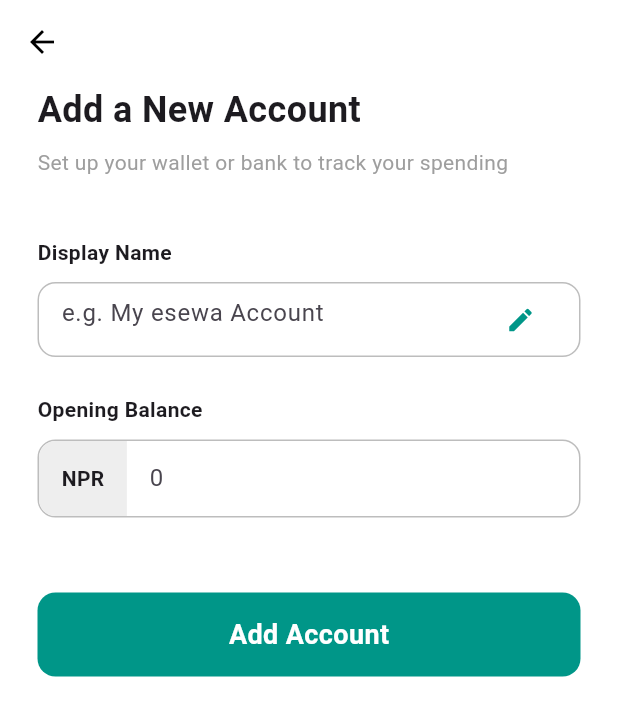
After one commit to PudasainiSalina2060/financetracker_frontend, a Flutter app: the AddAccountPage screen opened directly, on a phone screen of 412 x 824 dp. The commit adds this screen. Shown: the top 716 px of the screen. Run offline on Flutter 3.47's test engine with Material 3 defaults, Android fonts, the phone set to English and light mode, and no system bars; our stand-ins replace google_fonts; Roboto replaces fonts that are missing (Karma).

Commit message:
implement AddAccount page with navigation from HomeScreen

```diff
--- /dev/null
+++ b/lib/screens/addAccount_screen.dart
@@ -0,0 +1,164 @@
+import 'package:flutter/material.dart';
+import 'package:google_fonts/google_fonts.dart';
+
+class AddAccountPage extends StatefulWidget {
+  const AddAccountPage({Key? key}) : super(key: key);
+
+  @override
+  State<AddAccountPage> createState() => _AddAccountPageState();
+}
+
+class _AddAccountPageState extends State<AddAccountPage> {
+
+  // Function to show the "Success" popup after saving
+  //using simple SnackBar logic
+  void _showSuccessPopup() {
+    ScaffoldMessenger.of(context).showSnackBar(
+      SnackBar(
+        content: Text(
+          "Account Added Successfully!",
+          style: GoogleFonts.karma(), // keeping font consistent
+        ),
+        backgroundColor: Colors.teal,
+        behavior: SnackBarBehavior.floating,
+        shape: RoundedRectangleBorder(borderRadius: BorderRadius.circular(10)),
+        duration: const Duration(seconds: 2),
+      ),
+    );
+  }
+
+  @override
+  Widget build(BuildContext context) {
+    return Scaffold(
+      backgroundColor: Colors.white,
+      appBar: AppBar(
+        backgroundColor: Colors.white,
+        elevation: 0,
+        // Back button to go to previous page
+        leading: IconButton(
+          icon: const Icon(Icons.arrow_back, color: Colors.black),
+          onPressed: () => Navigator.pop(context),
+        ),
+      ),
+      body: SafeArea(
+        child: SingleChildScrollView( // Prevents bottom overflow when keyboard opens
+          child: Padding(
+            padding: const EdgeInsets.symmetric(horizontal: 25.0),
+            child: Column(
+              crossAxisAlignment: CrossAxisAlignment.start,
+              children: [
+                // Header Title
+                Text(
+                  'Add a New Account',
+                  style: GoogleFonts.karma(
+                    fontSize: 24,
+                    fontWeight: FontWeight.bold,
+                  ),
+                ),
+                const SizedBox(height: 8),
+                Text(
+                  'Set up your wallet or bank to track your spending',
+                  style: GoogleFonts.karma(fontSize: 14, color: Colors.grey),
+                ),
+
+                const SizedBox(height: 40),
+
+                //Name Input Section
+                Text('Display Name', style: GoogleFonts.karma(fontWeight: FontWeight.w600)),
+                const SizedBox(height: 10),
+                Container(
+                  decoration: BoxDecoration(
+                    border: Border.all(color: Colors.grey.shade400),
+                    borderRadius: BorderRadius.circular(12),
+                  ),
+                  child: Padding(
+                    padding: const EdgeInsets.symmetric(horizontal: 15.0),
+                    child: TextField(
+                      decoration: InputDecoration(
+                        border: InputBorder.none,
+                        hintText: 'e.g. My esewa Account',
+                        suffixIcon: const Icon(Icons.edit, color: Colors.teal, size: 20),
+                      ),
+                    ),
+                  ),
+                ),
+
+                const SizedBox(height: 25),
+
+                // Balance Input Section
+                Text('Opening Balance', style: GoogleFonts.karma(fontWeight: FontWeight.w600)),
+                const SizedBox(height: 10),
+                Container(
+                  decoration: BoxDecoration(
+                    border: Border.all(color: Colors.grey.shade400),
+                    borderRadius: BorderRadius.circular(12),
+                  ),
+                  child: Row(
+                    children: [
+                      // NPR Gray Box
+                      Container(
+                        padding: const EdgeInsets.all(15),
+                        decoration: BoxDecoration(
+                          color: Colors.grey[200],
+                          borderRadius: const BorderRadius.only(
+                            topLeft: Radius.circular(11),
+                            bottomLeft: Radius.circular(11),
+                          ),
+                        ),
+                        child: Text('NPR', style: GoogleFonts.karma(fontWeight: FontWeight.bold)),
+                      ),
+                      // Amount input
+                      const Expanded(
+                        child: Padding(
+                          padding: EdgeInsets.symmetric(horizontal: 15.0),
+                          child: TextField(
+                            keyboardType: TextInputType.number,
+                            decoration: InputDecoration(border: InputBorder.none, hintText: '0'),
+                          ),
+                        ),
+                      ),
+                    ],
+                  ),
+                ),
+
+                const SizedBox(height: 50),
+
+                // Add Account Button
+                GestureDetector(
+                  onTap: () {
+                    //show the snackbar success message
+                    _showSuccessPopup();
+
+                    //holding a bit so the user can see the message
+                    Future.delayed(const Duration(seconds: 2), () {
+                      //going back to the previous screen
+                      Navigator.pop(context);
+                    });
+                  },
+                  child: Container(
+                    width: double.infinity,
+                    padding: const EdgeInsets.all(15),
+                    decoration: BoxDecoration(
+                      color: const Color(0xFF009688),
+                      borderRadius: BorderRadius.circular(12),
+                    ),
+                    child: Center(
+                      child: Text(
+                        'Add Account',
+                        style: GoogleFonts.karma(
+                          color: Colors.white,
+                          fontWeight: FontWeight.bold,
+                          fontSize: 18,
+                        ),
+                      ),
+                    ),
+                  ),
+                ),
+              ],
+            ),
+          ),
+        ),
+      ),
+    );
+  }
+}
--- a/lib/screens/home_screen.dart
+++ b/lib/screens/home_screen.dart
@@ -1,3 +1,4 @@
+import 'package:financetracker_frontend/screens/addAccount_screen.dart';
 import 'package:financetracker_frontend/screens/addTransaction_screen.dart';
 import 'package:flutter/material.dart';
 import 'package:google_fonts/google_fonts.dart';
@@ -66,8 +67,13 @@ class _HomeScreenState extends State<HomeScreen> {
                   const Text("Accounts", style: TextStyle(fontWeight: FontWeight.bold, fontSize: 18)),
                   // CLICKABLE: Add Account text
                   InkWell(
-                    onTap: () => print("Navigate to Add Account Screen"),
-                    child: Text("+ Add account", style: TextStyle(color: Colors.teal[700], fontWeight: FontWeight.w600)),
+                    onTap: () {
+                      Navigator.push(
+                        context,
+                        MaterialPageRoute(builder: (context) => const AddAccountPage()),
+                      );
+                    },
+                    child: Text("+ Add account", style: GoogleFonts.karma(color: Colors.teal[700], fontWeight: FontWeight.w600)),
                   ),
                 ],
               ),
```
